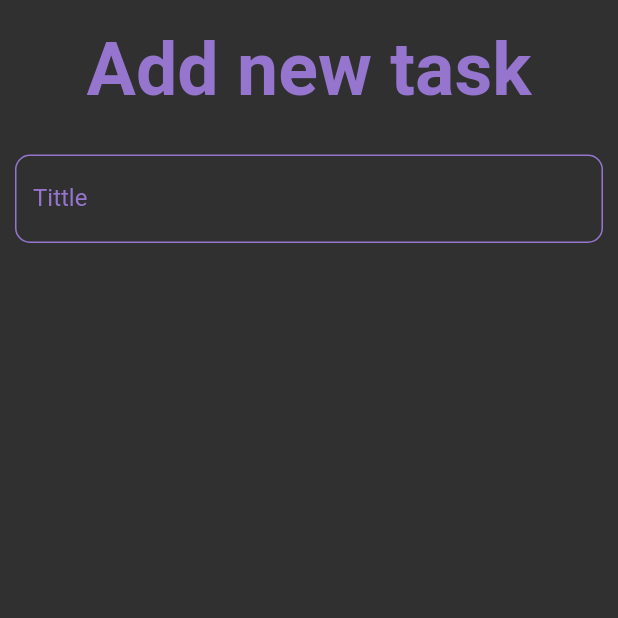
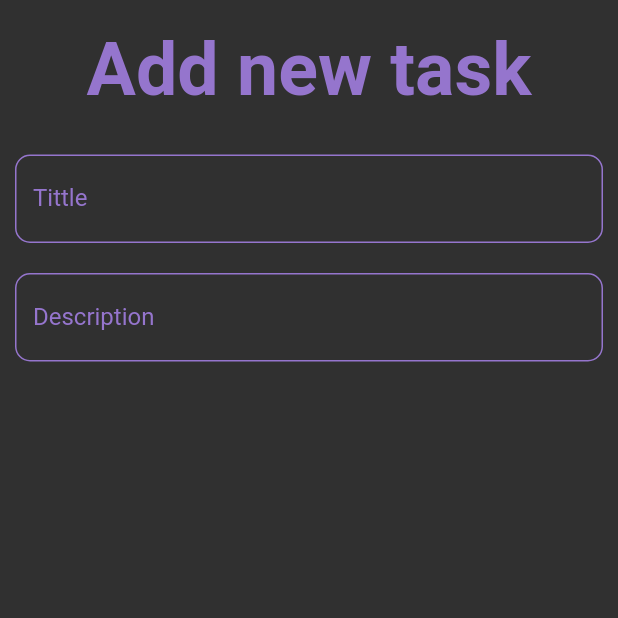
Before and after one commit to vinayak5002/ToDo-flutter, a Flutter app: the AddTask screen opened directly, on a phone screen of 412 x 824 dp, the top half of it. Run offline on Flutter 3.47's test engine with Material 2 defaults, Android fonts, the phone set to English and light mode, and no system bars.

Commit message:
added new text feild in add task page

```diff
--- a/lib/Pages/addTask.dart
+++ b/lib/Pages/addTask.dart
@@ -50,6 +50,32 @@ class AddTask extends StatelessWidget {
                   style: TextStyle(color: Colors.white),
                 ),
               ),
+            ),
+
+            Padding(
+              padding: const EdgeInsets.all(10),
+              child: Container(
+                child: TextField(
+                  decoration: InputDecoration(
+
+                    enabledBorder: OutlineInputBorder(
+                      borderSide: BorderSide(color: (Colors.deepPurple[300])!),
+                      borderRadius: BorderRadius.all(Radius.circular(10)),
+                    ),
+
+                    focusedBorder: OutlineInputBorder(
+                      borderSide: BorderSide(color: (Colors.deepPurple[300])!),
+                      borderRadius: BorderRadius.all(Radius.circular(10)),
+                    ),
+
+                    labelText: "Description",
+                    labelStyle: TextStyle(color: Colors.deepPurple[300]),
+
+                  ),
+
+                  style: TextStyle(color: Colors.white),
+                ),
+              ),
             )
 
           ],
--- a/lib/Pages/taskPage.dart
+++ b/lib/Pages/taskPage.dart
@@ -53,7 +53,7 @@ class _TaskPageState extends State<TaskPage> {
               child: Padding(
                 padding: const EdgeInsets.fromLTRB(10, 0, 10, 0),
                 child: ListView(
-                  children:taskList,
+                  children: taskList,
                 ),
               ),
             )
```
